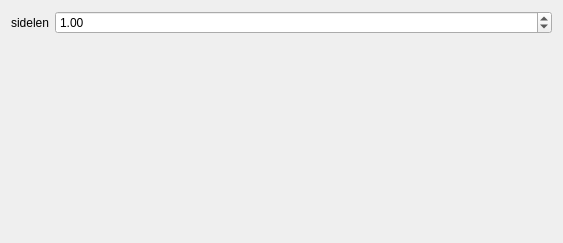
AirGuanZ/Atrc, file Source/Atrc/Atrc/FilmFilter/Box.ui: the form before one commit.
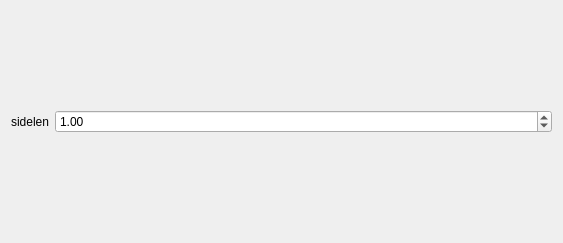
The form after the commit.

```diff
--- a/Source/Atrc/Atrc/FilmFilter/Box.ui
+++ b/Source/Atrc/Atrc/FilmFilter/Box.ui
@@ -13,9 +13,12 @@
   <property name="windowTitle">
    <string>BoxWidget</string>
   </property>
-  <layout class="QHBoxLayout" name="horizontalLayout">
+  <layout class="QVBoxLayout" name="verticalLayout">
    <item>
     <layout class="QFormLayout" name="formLayout">
+     <property name="formAlignment">
+      <set>Qt::AlignLeading|Qt::AlignLeft|Qt::AlignVCenter</set>
+     </property>
      <item row="0" column="1">
       <widget class="QDoubleSpinBox" name="sidelen">
        <property name="value">
@@ -25,6 +28,12 @@
      </item>
      <item row="0" column="0">
       <widget class="QLabel" name="label">
+       <property name="sizePolicy">
+        <sizepolicy hsizetype="Fixed" vsizetype="Preferred">
+         <horstretch>0</horstretch>
+         <verstretch>0</verstretch>
+        </sizepolicy>
+       </property>
        <property name="text">
         <string>sidelen</string>
        </property>
```
